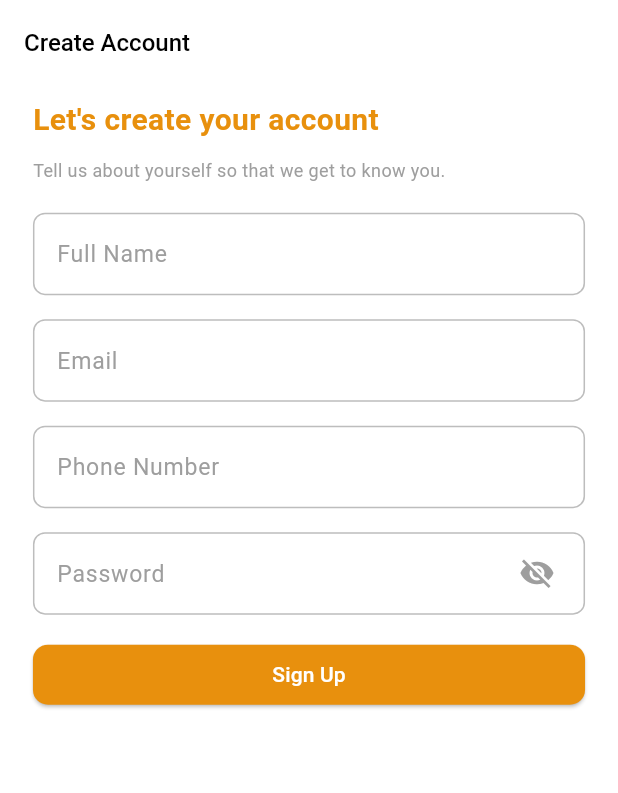
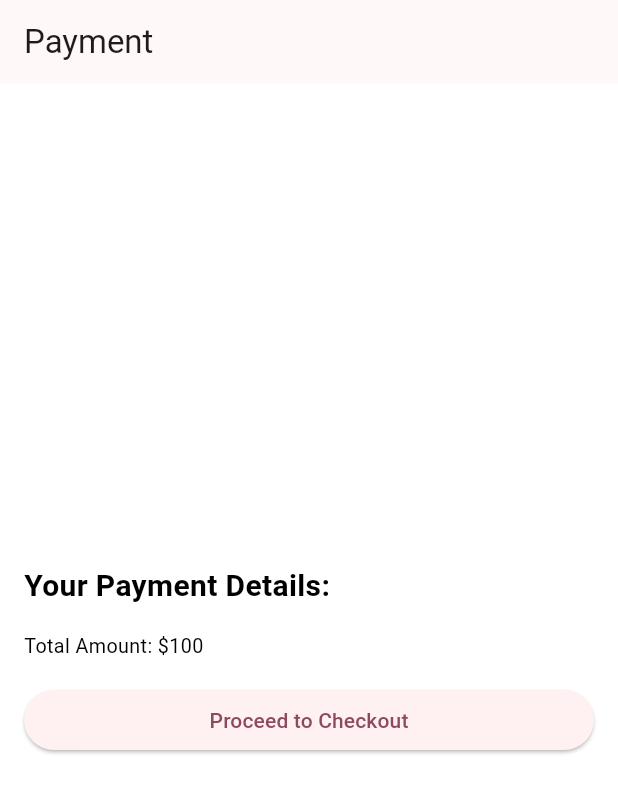
Before and after one commit to Tech-Gem/DozerMobile, a Flutter app: the screen it shows after launch, on a phone screen of 412 x 824 dp. Shown: the top 793 px of the screen. Run offline on Flutter 3.47's test engine with Material 3 defaults, Android fonts, the phone set to English and light mode, and no system bars; our stand-ins replace flutter_screenutil, get, image_picker; missing offline and left inert: chapasdk, otp_pin_field; Roboto replaces fonts that are missing (poppins).

Commit message:
add pament page

```diff
--- a/dozer_mobile/lib/core/routes/route.dart
+++ b/dozer_mobile/lib/core/routes/route.dart
@@ -3,6 +3,7 @@ import 'package:dozer_mobile/pages/add_profile_photo/profile_photo_page.dart';
 import 'package:dozer_mobile/pages/forgot_password/forgot_password_page.dart';
 import 'package:dozer_mobile/pages/home/home_page.dart';
 import 'package:dozer_mobile/pages/login_screen/login_page.dart';
+import 'package:dozer_mobile/pages/payment/payment_page.dart';
 import 'package:dozer_mobile/pages/sign_up/sign_up_page.dart';
 import 'package:dozer_mobile/pages/verify_otp/bindings/verify_otp_bindings.dart';
 import 'package:dozer_mobile/pages/verify_otp/verify_otp_screen.dart';
@@ -14,39 +15,36 @@ class AppPages {
   static final routes = [
     GetPage(
       name: RoutesName.intial,
-      page: () => SignUpPage(),
+      page: () =>  PaymentPage(),
     ),
-
     GetPage(
       name: RoutesName.intial,
       page: () => SignUpPage(),
     ),
-
     GetPage(
       name: RoutesName.otp,
       page: () => VerifyOtpPage(),
       binding: VerifyOtpBinding(),
     ),
-
     GetPage(
       name: RoutesName.login,
       page: () => LoginPage(),
     ),
-
     GetPage(
       name: RoutesName.home,
       page: () => const HomeScreen(),
     ),
-
     GetPage(
       name: RoutesName.signUp,
       page: () => ResetPasswordPage(),
     ),
-
     GetPage(
       name: RoutesName.forgotPassword,
       page: () => PickImagePage(),
     ),
-
+    GetPage(
+      name: RoutesName.payment,
+      page: () => const PaymentPage(),
+    ),
   ];
 }
--- a/dozer_mobile/lib/core/routes/routes_name.dart
+++ b/dozer_mobile/lib/core/routes/routes_name.dart
@@ -7,4 +7,5 @@ class RoutesName {
   static const String forgotPassword = '/forgot_password';
   static const String resetPassword = '/reset_password';
   static const String pickImage = '/pick_image';
+  static const String payment = '/payment';
   }
--- /dev/null
+++ b/dozer_mobile/lib/pages/payment/payment_page.dart
@@ -0,0 +1,66 @@
+import 'package:dozer_mobile/dozer_exports.dart';
+import 'package:chapasdk/chapasdk.dart';
+
+class PaymentPage extends StatelessWidget {
+  const PaymentPage({Key? key}) : super(key: key);
+
+  @override
+  Widget build(BuildContext context) {
+    return Scaffold(
+      appBar: AppBar(
+        title: const Text('Payment'),
+      ),
+      body: Padding(
+        padding: const EdgeInsets.all(16.0),
+        child: Column(
+          mainAxisAlignment: MainAxisAlignment.center,
+          crossAxisAlignment: CrossAxisAlignment.stretch,
+          children: [
+            const Text(
+              'Your Payment Details:',
+              style: TextStyle(
+                fontSize: 20,
+                fontWeight: FontWeight.bold,
+              ),
+            ),
+            const SizedBox(height: 16),
+            _buildPaymentDetails(),
+            const SizedBox(height: 16),
+            ElevatedButton(
+              onPressed: () {
+                // Implement your checkout logic here
+                // For example, navigate to the payment page
+                Navigator.push(
+                  context,
+                  MaterialPageRoute(
+                      builder: (context) => const Chapa.paymentParameters(
+                            context: context, // context
+                            publicKey: 'CHASECK_TEST--------------',
+                            currency: 'ETB',
+                            amount: '200',
+                            email: 'xyz@gmail.com',
+                            phone: '911223344',
+                            firstName: 'fullName',
+                            lastName: 'lastName',
+                            txRef: '34TXTHHgb',
+                            title: 'title',
+                            desc: 'desc',
+                            namedRouteFallBack:
+                                '/second', // fall back route name
+                          )),
+                );
+              },
+              child: const Text('Proceed to Checkout'),
+            ),
+          ],
+        ),
+      ),
+    );
+  }
+
+  Widget _buildPaymentDetails() {
+    // Implement your payment details widget here
+    // You can display the items in the cart, total amount, etc.
+    return const Text('Total Amount: \$100');
+  }
+}
```
Also changed, not shown: dozer_mobile/pubspec.yaml (+6 -66 lines).
